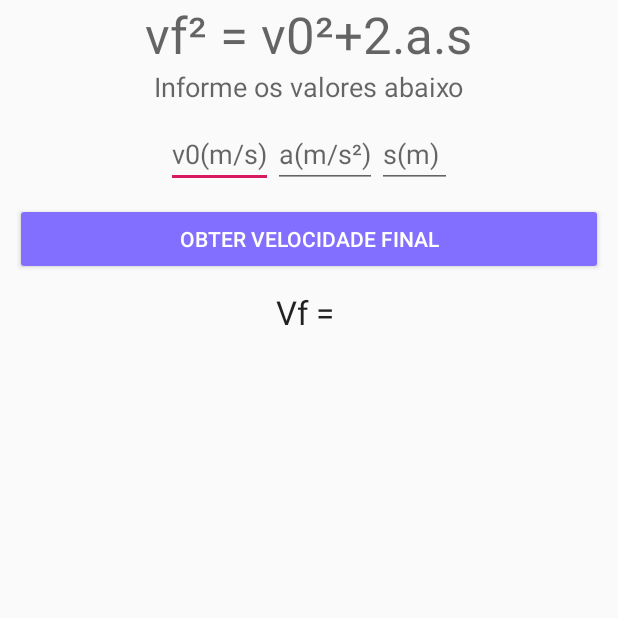
After one commit to EduardoZortea18/SafeBeta, an Android app: the fragment Torricelli shown on its own in the app's theme, on a phone screen of 412 x 824 dp, the top half of it. The commit adds this screen. Run offline under Robolectric (Android 15) with nearby library versions, the phone set to English and light mode, and no system bars.

Commit message:
Ferramentas de cálculo atualizadas:
-Eletricidade;
-Equação de Torricelli;

Ainda há o que revisar!!

```diff
--- /dev/null
+++ b/app/src/main/java/com/example/safe_v02/Ferramentas_de_calculo/Fisica/Torricelli.java
@@ -0,0 +1,54 @@
+package com.example.safe_v02.Ferramentas_de_calculo.Fisica;
+
+
+import android.os.Bundle;
+
+import androidx.fragment.app.Fragment;
+
+import android.view.LayoutInflater;
+import android.view.View;
+import android.view.ViewGroup;
+import android.widget.Button;
+import android.widget.EditText;
+import android.widget.TextView;
+
+import com.example.safe_v02.R;
+
+import java.text.DecimalFormat;
+
+
+public class Torricelli extends Fragment {
+
+TextView txtVFinal;
+EditText txtVInicial,txtAceleracao,txtEspaco;
+Button btnTorricelli;
+    @Override
+    public View onCreateView(LayoutInflater inflater, ViewGroup container,
+                             Bundle savedInstanceState) {
+        View view =  inflater.inflate(R.layout.fragment_torricelli, container, false);
+
+        txtVInicial = (EditText)view.findViewById(R.id.txtTorricelli1);
+        txtAceleracao = (EditText)view.findViewById(R.id.txtTorricelli2);
+        txtEspaco = (EditText)view.findViewById(R.id.txtTorricelli3);
+        txtVFinal = (TextView)view.findViewById(R.id.txtTorricelli4);
+        btnTorricelli = (Button)view.findViewById(R.id.btnTorricelli);
+
+        btnTorricelli.setOnClickListener(new View.OnClickListener() {
+            @Override
+            public void onClick(View v) {
+                double vf=0,v0=0,a=0,s=0;
+                DecimalFormat df= new DecimalFormat("0.00");
+                if((txtVInicial.getText().toString().length()>0)&&(txtAceleracao.getText().toString().length()>0)&&(txtEspaco.getText().toString().length()>0)){
+                    v0=Double.parseDouble(txtVInicial.getText().toString());
+                    a=Double.parseDouble(txtAceleracao.getText().toString());
+                    s=Double.parseDouble(txtEspaco.getText().toString());
+                    vf=Math.sqrt(((v0*v0)+((2*a)*s)));
+                    txtVFinal.setText("vf = "+ df.format(vf)+"m/s");
+                }
+            }
+        });
+
+        return  view;
+    }
+
+}
--- a/app/src/main/java/com/example/safe_v02/Ferramentas_de_calculo/Matematica/Bhaskara.java
+++ b/app/src/main/java/com/example/safe_v02/Ferramentas_de_calculo/Matematica/Bhaskara.java
@@ -17,7 +17,7 @@ import com.example.safe_v02.R;
 
 
 public class Bhaskara extends Fragment {
-    TextView txtBhaskara,txtX1,txtX2;
+    TextView txtX1,txtX2;
     EditText txtA,txtB,txtC;
     Button btnResolverBhaskara;
 
@@ -26,7 +26,6 @@ public class Bhaskara extends Fragment {
     public View onCreateView(LayoutInflater inflater, ViewGroup container,
                              Bundle savedInstanceState) {
         View view = inflater.inflate(R.layout.fragment_bhaskara, container, false);
-        txtBhaskara =(TextView)view.findViewById(R.id.txtBhaskara);
         txtA = (EditText)view.findViewById(R.id.txtA);
         txtB = (EditText)view.findViewById(R.id.txtB);
         txtC = (EditText)view.findViewById(R.id.txtC);
--- /dev/null
+++ b/app/src/main/res/layout/fragment_torricelli.xml
@@ -0,0 +1,86 @@
+<?xml version="1.0" encoding="utf-8"?>
+<ScrollView xmlns:android="http://schemas.android.com/apk/res/android"
+    xmlns:tools="http://schemas.android.com/tools"
+    android:layout_width="match_parent"
+    android:layout_height="match_parent"
+    tools:context=".Ferramentas_de_calculo.Fisica.Torricelli">
+
+    <LinearLayout
+        android:layout_width="match_parent"
+        android:layout_height="match_parent"
+        android:orientation="vertical">
+
+        <TextView
+            android:layout_width="wrap_content"
+            android:layout_height="wrap_content"
+            android:text="vf² = v0²+2.a.s"
+            android:textAppearance="@style/TextAppearance.AppCompat.Display1"
+            android:layout_gravity="center_horizontal"
+            />
+
+        <TextView
+            android:layout_width="wrap_content"
+            android:layout_height="wrap_content"
+            android:text="Informe os valores abaixo"
+            android:textAppearance="@style/TextAppearance.AppCompat.Medium"
+            android:layout_gravity="center_horizontal"
+            />
+
+        <LinearLayout
+            android:layout_width="wrap_content"
+            android:layout_height="wrap_content"
+            android:layout_gravity="center_horizontal"
+            android:layout_marginTop="10dp"
+            android:orientation="horizontal">
+
+            <EditText
+                android:layout_width="wrap_content"
+                android:layout_height="wrap_content"
+                android:id="@+id/txtTorricelli1"
+                android:minWidth="50dp"
+                android:inputType="numberDecimal"
+                android:digits="0123456789."
+                android:hint="v0(m/s)"
+                />
+
+            <EditText
+                android:layout_width="wrap_content"
+                android:layout_height="wrap_content"
+                android:id="@+id/txtTorricelli2"
+                android:minWidth="50dp"
+                android:inputType="numberDecimal"
+                android:digits="0123456789."
+                android:hint="a(m/s²)"
+                />
+
+            <EditText
+                android:layout_width="wrap_content"
+                android:layout_height="wrap_content"
+                android:id="@+id/txtTorricelli3"
+                android:minWidth="50dp"
+                android:inputType="numberDecimal"
+                android:digits="0123456789."
+                android:hint="s(m)"
+                />
+        </LinearLayout>
+
+        <Button
+            android:layout_width="match_parent"
+            android:layout_height="wrap_content"
+            android:id="@+id/btnTorricelli"
+            android:text="Obter velocidade final"
+            android:layout_margin="10dp"
+            android:textColor="@color/Branco"
+            android:backgroundTint="@color/AzulClaro"/>
+
+
+        <TextView
+            android:layout_width="wrap_content"
+            android:layout_height="wrap_content"
+            android:id="@+id/txtTorricelli4"
+            android:textAppearance="@style/TextAppearance.AppCompat.Large"
+            android:text="Vf = "
+            android:layout_gravity="center_horizontal"
+            />
+    </LinearLayout>
+</ScrollView>
--- a/app/src/main/res/values/strings.xml
+++ b/app/src/main/res/values/strings.xml
@@ -44,12 +44,8 @@
         <item>Calorimetria</item>
         <item>Distância</item>
         <item>Empuxo</item>
-        <item>eletricidade</item>
+        <item>Eletricidade</item>
         <item>Equação de Torricelli</item>
-        <item>MRU</item>
-        <item>Segunda lei de Newton</item>
-        <item>Velocidade das ondas</item>
-        <item>Velocidade média</item>
     </string-array>
 
     <string-array name="array_matematica">
```
Also changed, not shown: app/src/main/java/com/example/safe_v02/Ferramentas_de_calculo/Fisica/Eletricidade.java (added, +50 -0 lines), app/src/main/java/com/example/safe_v02/Ferramentas_de_calculo/InicioCalculadora.java (+12 -0 lines), app/src/main/res/layout/fragment_bhaskara.xml (+45 -53 lines), app/src/main/res/layout/fragment_eletricidade.xml (added, +77 -0 lines), app/src/main/res/layout/fragment_regra_de_tres.xml (+75 -66 lines).
